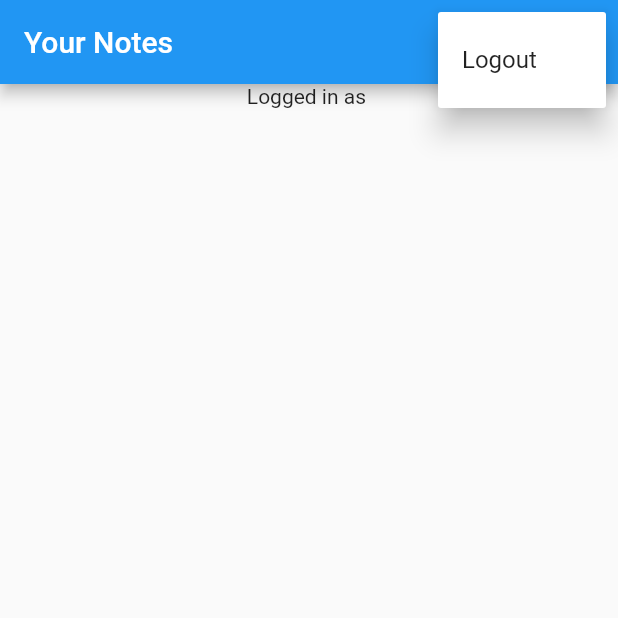
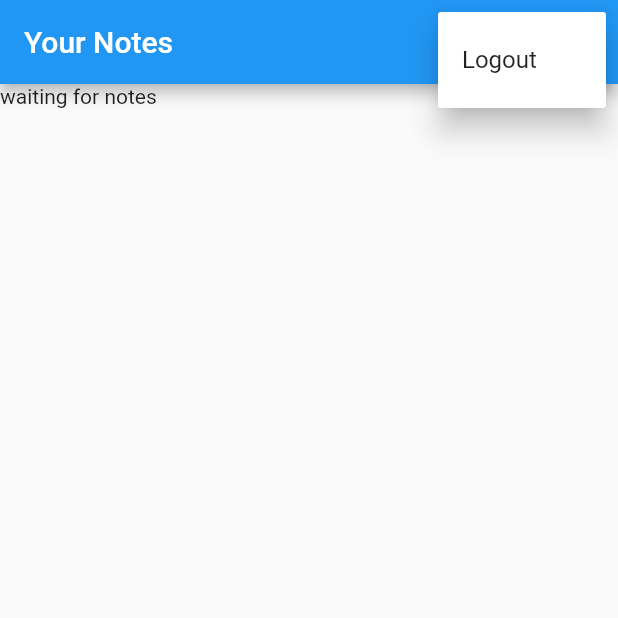
Before and after one commit to Abhishek12345679/catalog_app_tut, a Flutter app: the screen it shows once a user with an empty profile is signed in, after a tap on the "more vert" icon, on a phone screen of 412 x 824 dp, the top half of it. Run offline on Flutter 3.47's test engine with Material 2 defaults, Android fonts, the phone set to English and light mode, and no system bars; our stand-ins replace firebase_auth, firebase_core, sqflite; accounts and stored records are empty.

Commit message:
made notes service a singleton

```diff
--- a/lib/services/crud/notes_service.dart
+++ b/lib/services/crud/notes_service.dart
@@ -13,6 +13,14 @@ class NotesService {
   List<DatabaseNote> _dbNotes = [];
   final _dbNotesStreamController =
       StreamController<List<DatabaseNote>>.broadcast();
+
+  // start: pattern for using a singleton in dart
+  static final NotesService _shared = NotesService._sharedInstance();
+  NotesService._sharedInstance();
+  factory NotesService() => _shared;
+  // end: pattern for using a singleton in dart
+
+  Stream<List<DatabaseNote>> get allNotes => _dbNotesStreamController.stream;
 
   Future<void> _cacheNotes() async {
     final notes = await getAllNotes();
--- a/lib/views/main_notes_view.dart
+++ b/lib/views/main_notes_view.dart
@@ -22,7 +22,6 @@ class _MainNotesViewState extends State<MainNotesView> {
   @override
   void initState() {
     _notesService = NotesService();
-    _notesService.open();
     super.initState();
   }
 
@@ -59,10 +58,26 @@ class _MainNotesViewState extends State<MainNotesView> {
           )
         ],
       ),
-      body: Column(
-        children: [
-          Center(child: Text('Logged in as $userEmail')),
-        ],
+      body: FutureBuilder(
+        future: _notesService.getOrCreateUser(email: userEmail),
+        builder: (context, snapshot) {
+          switch (snapshot.connectionState) {
+            case ConnectionState.done:
+              return StreamBuilder(
+                stream: _notesService.allNotes,
+                builder: (context, snapshot) {
+                  switch (snapshot.connectionState) {
+                    case ConnectionState.waiting:
+                      return const Text("waiting for notes ");
+                    default:
+                      return const CircularProgressIndicator();
+                  }
+                },
+              );
+            default:
+              return const CircularProgressIndicator();
+          }
+        },
       ),
     );
   }
```
